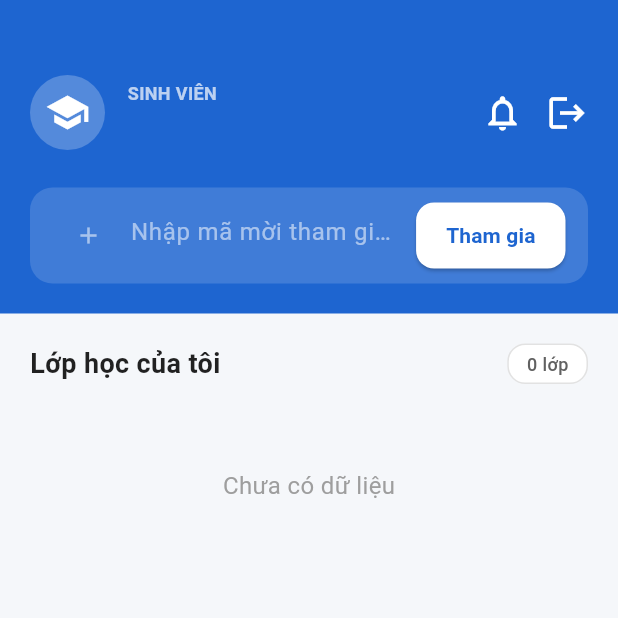
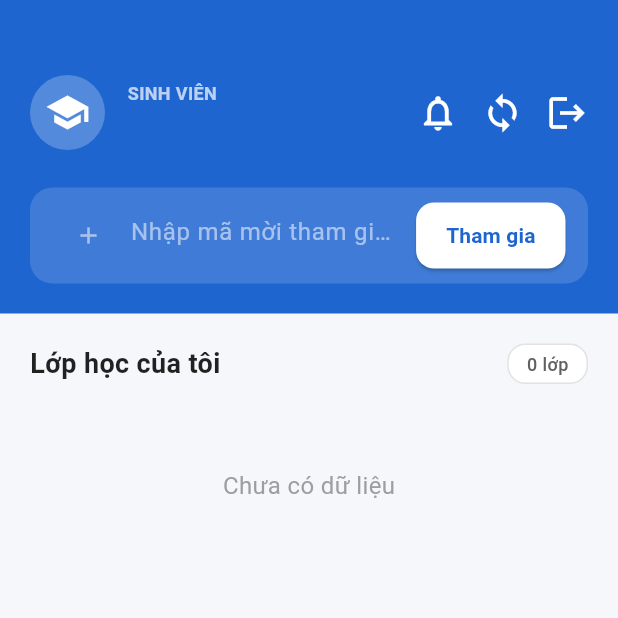
Before and after one commit to dinhan125/EduLog, a Flutter app: the StudentDashboardScreen screen opened directly, on a phone screen of 412 x 824 dp, the top half of it. Run offline on Flutter 3.47's test engine with Material 3 defaults, Android fonts, the phone set to English and light mode, and no system bars; our stand-ins replace cloud_firestore, dio, faker, firebase_auth, firebase_core, flutter_dotenv and 3 more; accounts and stored records are empty.

Commit message:
feat: implement student dashboard UI with class join functionality and notification management

```diff
--- a/lib/features/student_dashboard/presentation/student_dashboard_screen.dart
+++ b/lib/features/student_dashboard/presentation/student_dashboard_screen.dart
@@ -27,8 +27,13 @@ class StudentDashboardScreen extends StatelessWidget {
             Expanded(
               child: Consumer<StudentDashboardProvider>(
                 builder: (context, provider, child) {
-                  return ListView(
-                    padding: const EdgeInsets.all(20.0),
+                  return RefreshIndicator(
+                    onRefresh: () async {
+                      await provider.loadJoinedClasses();
+                    },
+                    child: ListView(
+                      physics: const AlwaysScrollableScrollPhysics(),
+                      padding: const EdgeInsets.all(20.0),
                     children: [
                       Row(
                         mainAxisAlignment: MainAxisAlignment.spaceBetween,
@@ -104,7 +109,7 @@ class StudentDashboardScreen extends StatelessWidget {
                         );
                       }),
                     ],
-                  );
+                  ));
                 },
               ),
             ),
--- a/lib/features/student_dashboard/presentation/widgets/dashboard_header.dart
+++ b/lib/features/student_dashboard/presentation/widgets/dashboard_header.dart
@@ -223,6 +223,13 @@ class _DashboardHeaderState extends State<DashboardHeader> {
               const SizedBox(width: 15),
               InkWell(
                 onTap: () async {
+                  await context.read<StudentDashboardProvider>().loadJoinedClasses();
+                },
+                child: const Icon(Icons.sync, color: Colors.white, size: 28),
+              ),
+              const SizedBox(width: 15),
+              InkWell(
+                onTap: () async {
                   showDialog(
                     context: context,
                     barrierDismissible: false,
```
Also changed, not shown: lib/features/student_dashboard/presentation/widgets/create_group_bottom_sheet.dart (+7 -8 lines).
